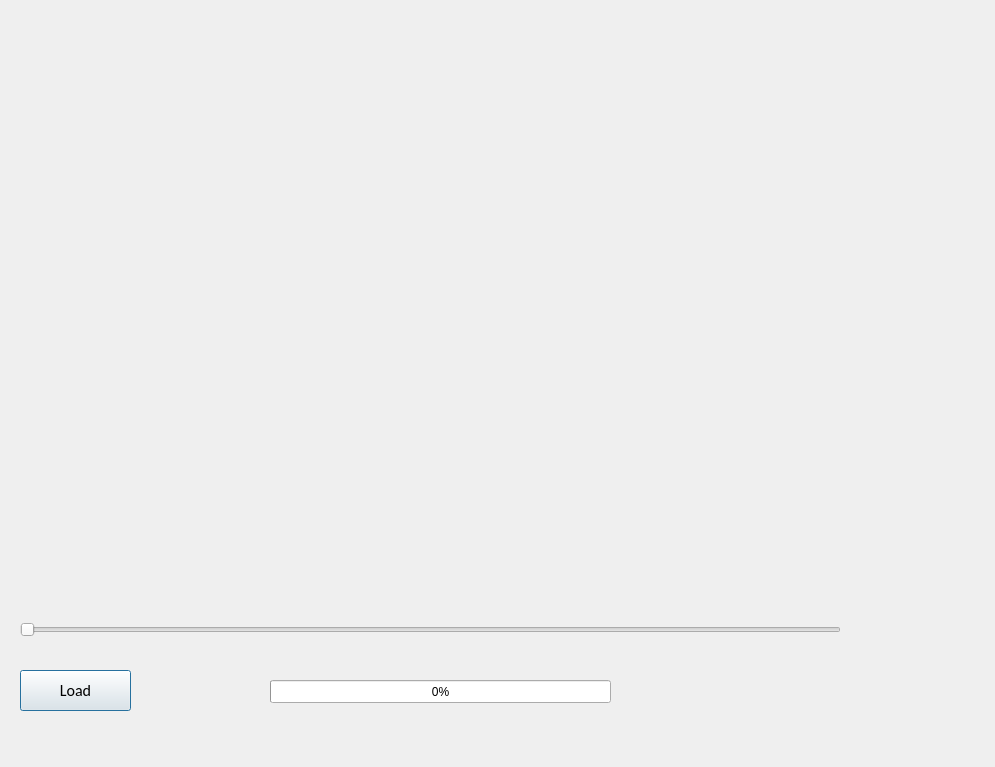
First picture: the form in dicom_ui_design.ui, repository andre23arruda/dicom3d-viewer-python, before the edit.
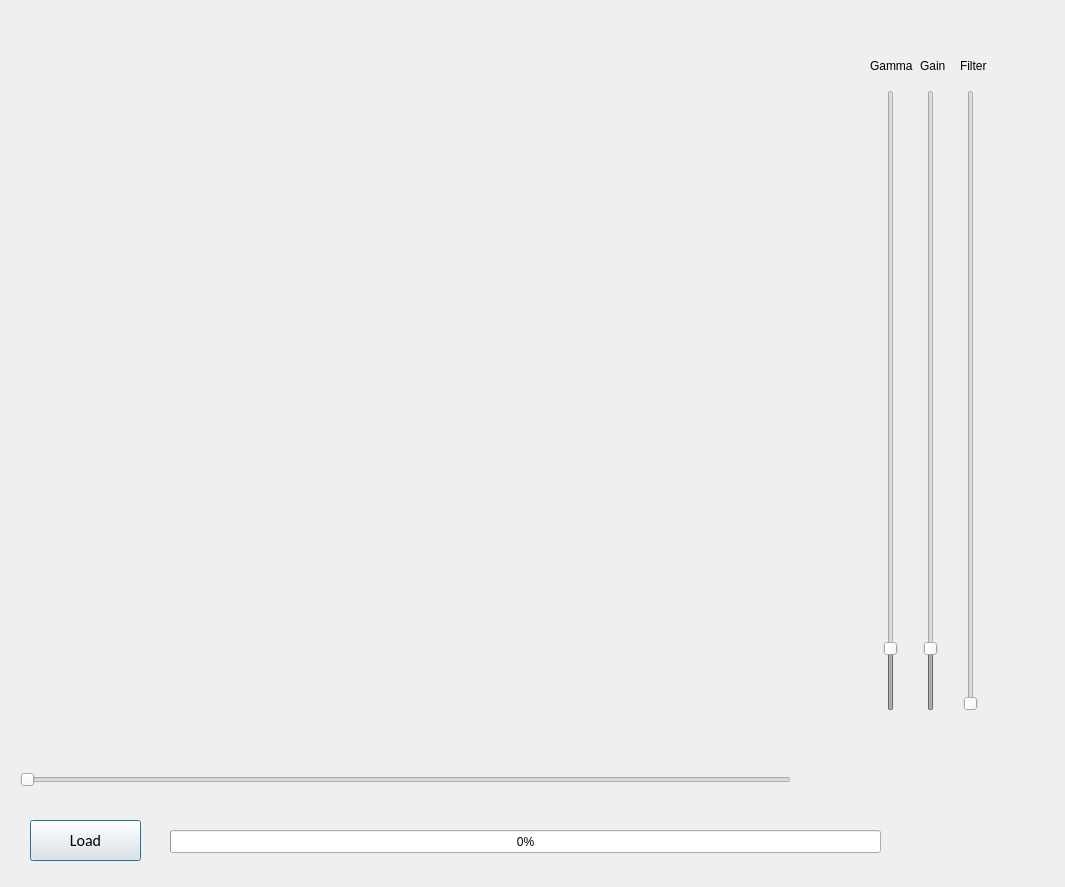
Second picture: the form after the edit.

Commit message: Na moral, tá muito maneiro

```diff
--- a/dicom_ui_design.ui
+++ b/dicom_ui_design.ui
@@ -6,8 +6,8 @@
    <rect>
     <x>0</x>
     <y>0</y>
-    <width>995</width>
-    <height>767</height>
+    <width>1065</width>
+    <height>887</height>
    </rect>
   </property>
   <property name="acceptDrops">
@@ -22,8 +22,8 @@
   <widget class="QPushButton" name="load_button">
    <property name="geometry">
     <rect>
-     <x>20</x>
-     <y>670</y>
+     <x>30</x>
+     <y>820</y>
      <width>111</width>
      <height>41</height>
     </rect>
@@ -39,11 +39,14 @@
    </property>
   </widget>
   <widget class="QSlider" name="img_slider">
+   <property name="enabled">
+    <bool>false</bool>
+   </property>
    <property name="geometry">
     <rect>
      <x>20</x>
-     <y>620</y>
-     <width>821</width>
+     <y>770</y>
+     <width>771</width>
      <height>20</height>
     </rect>
    </property>
@@ -84,8 +87,8 @@
   <widget class="QLabel" name="slice">
    <property name="geometry">
     <rect>
-     <x>870</x>
-     <y>610</y>
+     <x>800</x>
+     <y>760</y>
      <width>55</width>
      <height>41</height>
     </rect>
@@ -102,14 +105,14 @@
   <widget class="QLabel" name="img_path">
    <property name="geometry">
     <rect>
-     <x>190</x>
-     <y>675</y>
-     <width>441</width>
+     <x>860</x>
+     <y>760</y>
+     <width>161</width>
      <height>41</height>
     </rect>
    </property>
    <property name="text">
-    <string> </string>
+    <string/>
    </property>
   </widget>
   <widget class="QProgressBar" name="progressBar">
@@ -118,9 +121,9 @@
    </property>
    <property name="geometry">
     <rect>
-     <x>270</x>
-     <y>680</y>
-     <width>341</width>
+     <x>170</x>
+     <y>830</y>
+     <width>711</width>
      <height>23</height>
     </rect>
    </property>
@@ -128,6 +131,123 @@
     <number>0</number>
    </property>
   </widget>
+  <widget class="QSlider" name="gamma_slider">
+   <property name="enabled">
+    <bool>false</bool>
+   </property>
+   <property name="geometry">
+    <rect>
+     <x>880</x>
+     <y>90</y>
+     <width>22</width>
+     <height>621</height>
+    </rect>
+   </property>
+   <property name="minimum">
+    <number>1</number>
+   </property>
+   <property name="maximum">
+    <number>100</number>
+   </property>
+   <property name="value">
+    <number>10</number>
+   </property>
+   <property name="orientation">
+    <enum>Qt::Vertical</enum>
+   </property>
+  </widget>
+  <widget class="QLabel" name="gamma_label">
+   <property name="geometry">
+    <rect>
+     <x>870</x>
+     <y>50</y>
+     <width>51</width>
+     <height>31</height>
+    </rect>
+   </property>
+   <property name="text">
+    <string>Gamma</string>
+   </property>
+  </widget>
+  <widget class="QSlider" name="gain_slider">
+   <property name="enabled">
+    <bool>false</bool>
+   </property>
+   <property name="geometry">
+    <rect>
+     <x>920</x>
+     <y>90</y>
+     <width>22</width>
+     <height>621</height>
+    </rect>
+   </property>
+   <property name="minimum">
+    <number>1</number>
+   </property>
+   <property name="maximum">
+    <number>100</number>
+   </property>
+   <property name="value">
+    <number>10</number>
+   </property>
+   <property name="orientation">
+    <enum>Qt::Vertical</enum>
+   </property>
+  </widget>
+  <widget class="QLabel" name="gain_label">
+   <property name="geometry">
+    <rect>
+     <x>920</x>
+     <y>50</y>
+     <width>31</width>
+     <height>31</height>
+    </rect>
+   </property>
+   <property name="text">
+    <string>Gain</string>
+   </property>
+  </widget>
+  <widget class="QSlider" name="filter_slider">
+   <property name="enabled">
+    <bool>false</bool>
+   </property>
+   <property name="geometry">
+    <rect>
+     <x>960</x>
+     <y>90</y>
+     <width>22</width>
+     <height>621</height>
+    </rect>
+   </property>
+   <property name="minimum">
+    <number>1</number>
+   </property>
+   <property name="maximum">
+    <number>10</number>
+   </property>
+   <property name="pageStep">
+    <number>3</number>
+   </property>
+   <property name="value">
+    <number>1</number>
+   </property>
+   <property name="orientation">
+    <enum>Qt::Vertical</enum>
+   </property>
+  </widget>
+  <widget class="QLabel" name="filter_label">
+   <property name="geometry">
+    <rect>
+     <x>960</x>
+     <y>50</y>
+     <width>31</width>
+     <height>31</height>
+    </rect>
+   </property>
+   <property name="text">
+    <string>Filter</string>
+   </property>
+  </widget>
  </widget>
  <resources/>
  <connections/>
```
Left out of the diff: 8 changed lines with no effect on the pictures. The commit also changes 2 other files.
